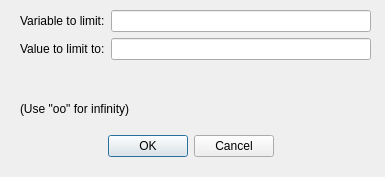
This is limitsInput.ui in smartycope/MathTranspiler as Qt 5 draws it before an edit. The edited form follows.
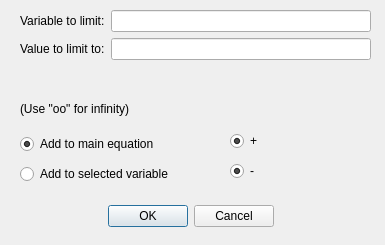
This is the edited form.

```diff
--- a/limitsInput.ui
+++ b/limitsInput.ui
@@ -7,17 +7,23 @@
     <x>0</x>
     <y>0</y>
     <width>385</width>
-    <height>177</height>
+    <height>245</height>
    </rect>
   </property>
   <property name="windowTitle">
    <string>Dialog</string>
   </property>
+  <property name="sizeGripEnabled">
+   <bool>false</bool>
+  </property>
+  <property name="modal">
+   <bool>true</bool>
+  </property>
   <widget class="QDialogButtonBox" name="buttonBox">
    <property name="geometry">
     <rect>
      <x>20</x>
-     <y>130</y>
+     <y>200</y>
      <width>341</width>
      <height>32</height>
     </rect>
@@ -77,6 +83,67 @@
     <string>(Use &quot;oo&quot; for infinity)</string>
    </property>
   </widget>
+  <widget class="QWidget" name="verticalLayoutWidget">
+   <property name="geometry">
+    <rect>
+     <x>20</x>
+     <y>130</y>
+     <width>176</width>
+     <height>59</height>
+    </rect>
+   </property>
+   <layout class="QVBoxLayout" name="verticalLayout">
+    <item>
+     <widget class="QRadioButton" name="addMainEquation">
+      <property name="text">
+       <string>Add to main equation</string>
+      </property>
+      <property name="checked">
+       <bool>true</bool>
+      </property>
+     </widget>
+    </item>
+    <item>
+     <widget class="QRadioButton" name="addCurVar">
+      <property name="text">
+       <string>Add to selected variable</string>
+      </property>
+     </widget>
+    </item>
+   </layout>
+  </widget>
+  <widget class="QRadioButton" name="useMinus">
+   <property name="geometry">
+    <rect>
+     <x>230</x>
+     <y>160</y>
+     <width>36</width>
+     <height>22</height>
+    </rect>
+   </property>
+   <property name="text">
+    <string>-</string>
+   </property>
+   <property name="checked">
+    <bool>true</bool>
+   </property>
+  </widget>
+  <widget class="QRadioButton" name="usePlus">
+   <property name="geometry">
+    <rect>
+     <x>230</x>
+     <y>130</y>
+     <width>36</width>
+     <height>22</height>
+    </rect>
+   </property>
+   <property name="text">
+    <string>+</string>
+   </property>
+   <property name="checked">
+    <bool>true</bool>
+   </property>
+  </widget>
  </widget>
  <resources/>
  <connections>
```
Left out of the diff: 24 changed lines with no effect on the pictures.
